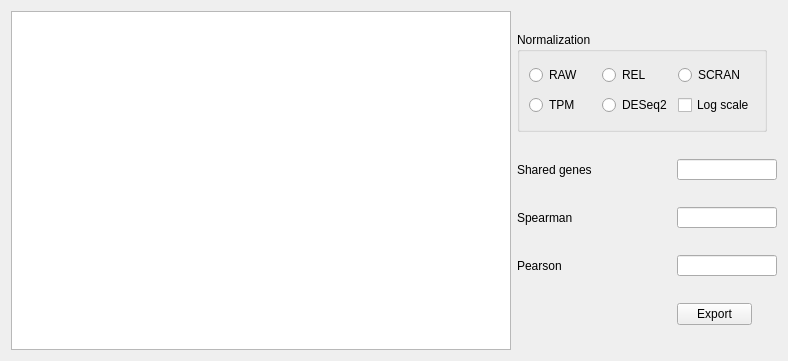
First picture: the form in assets/ui/AnalysisCorrelation.ui, repository jfnavarro/st_viewer, before the edit.
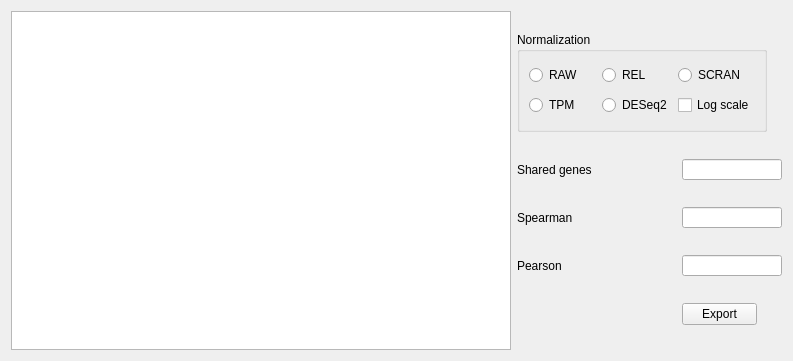
Second picture: the form after the edit. Custom widgets are drawn as their Qt base class.

What changed in the file:
```diff
--- a/assets/ui/AnalysisCorrelation.ui
+++ b/assets/ui/AnalysisCorrelation.ui
@@ -6,7 +6,7 @@
    <rect>
     <x>0</x>
     <y>0</y>
-    <width>788</width>
+    <width>793</width>
     <height>361</height>
    </rect>
   </property>
```
Left out of the diff: 7 changed lines with no effect on the pictures.
